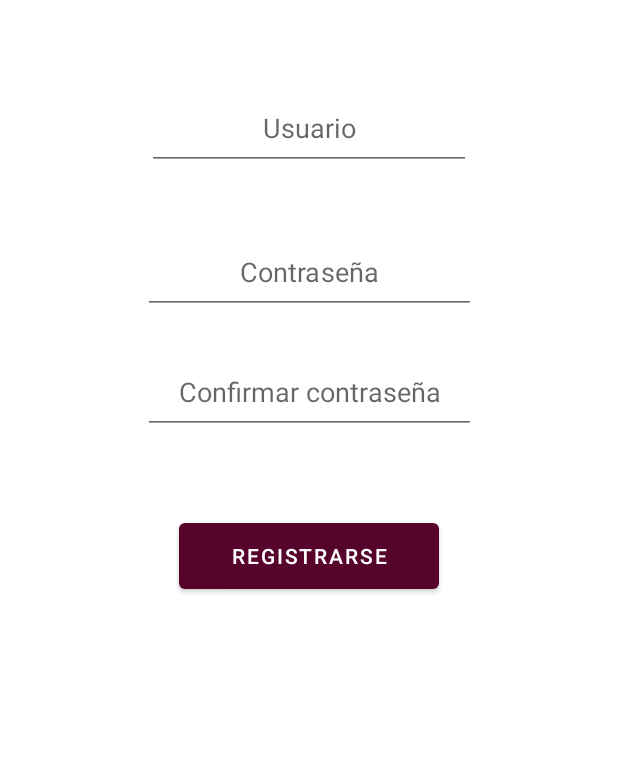
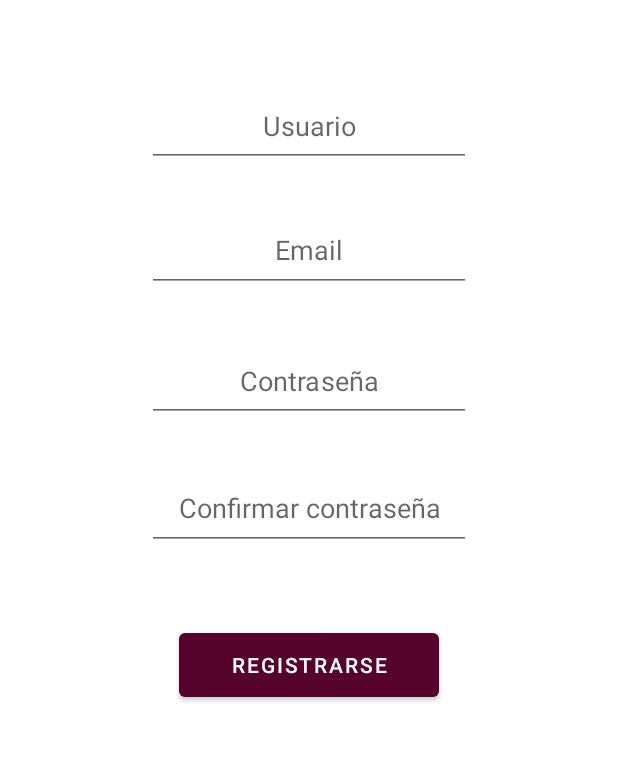
Before and after one commit to Federicobunader/TP-Mobile---FiguTrader, an Android app: the screen it shows after launch (MainActivity), after a tap on "REGISTRARSE", on a phone screen of 412 x 824 dp, the part 284-1045 px from its top. Run offline under Robolectric (Android 15) with nearby library versions, the phone set to English and light mode, and no system bars; our stand-ins replace navigation-ui; libraries missing offline, so code that uses them is left out: com.auth0.android; 1 other tap on this screen came first.

Commit message:
SignUp and Login working

```diff
--- a/app/build.gradle
+++ b/app/build.gradle
@@ -14,6 +14,7 @@ android {
         versionName "1.0"
 
         testInstrumentationRunner "androidx.test.runner.AndroidJUnitRunner"
+        manifestPlaceholders = [auth0Domain: "dev-1v0y0xnrlbzoiled.us.auth0.com", auth0Scheme: "https"]
     }
 
     buildTypes {
@@ -47,6 +48,7 @@ dependencies {
     implementation 'androidx.camera:camera-core:1.0.0'
     implementation 'androidx.camera:camera-lifecycle:1.0.0'
     implementation 'androidx.camera:camera-view:1.0.0-alpha26'
+    implementation 'com.auth0.android:auth0:2.8.0'
     testImplementation 'junit:junit:4.13.2'
     androidTestImplementation 'androidx.test.ext:junit:1.1.3'
     androidTestImplementation 'androidx.test.espresso:espresso-core:3.4.0'
--- a/app/src/main/AndroidManifest.xml
+++ b/app/src/main/AndroidManifest.xml
@@ -26,7 +26,8 @@
         </activity>
     </application>
 
-    <uses-permission android:name="android.permission.CAMERA"> </uses-permission>
+    <uses-permission android:name="android.permission.CAMERA"/>
     <uses-feature android:name="android.hardware.camera" />
+    <uses-permission android:name="android.permission.INTERNET"/>
 
 </manifest>
--- a/app/src/main/java/com/example/figutrader/ui/Registro/RegistroFragment.kt
+++ b/app/src/main/java/com/example/figutrader/ui/Registro/RegistroFragment.kt
@@ -4,13 +4,18 @@ import android.os.Bundle
 import android.view.LayoutInflater
 import android.view.View
 import android.view.ViewGroup
+import android.widget.EditText
 import android.widget.TextView
 import androidx.fragment.app.Fragment
 import androidx.lifecycle.ViewModelProvider
 import androidx.navigation.fragment.findNavController
+import com.auth0.android.Auth0
+import com.auth0.android.authentication.AuthenticationAPIClient
+import com.auth0.android.authentication.AuthenticationException
+import com.auth0.android.callback.Callback
+import com.auth0.android.result.Credentials
 import com.example.figutrader.R
 import com.example.figutrader.databinding.FragmentRegistrarseBinding
-import com.example.figutrader.ui.registro.RegistroViewModel
 
 class RegistroFragment : Fragment() {
 
@@ -19,6 +24,19 @@ class RegistroFragment : Fragment() {
     // This property is only valid between onCreateView and
     // onDestroyView.
     private val binding get() = _binding!!
+
+    val account = Auth0("OisvgmujDA8VxbbBdvbI1h7itTe2OgjD", "dev-1v0y0xnrlbzoiled.us.auth0.com")
+    val authenticationApi = AuthenticationAPIClient(account)
+    val signUpCallback = object : Callback<Credentials, AuthenticationException> {
+        override fun onFailure(exception: AuthenticationException) {
+            findNavController().navigate(R.id.nav_registro)
+        }
+
+        override fun onSuccess(credentials: Credentials) {
+            findNavController().navigate(R.id.nav_login)
+        }
+    }
+
 
     override fun onCreateView(
         inflater: LayoutInflater,
@@ -47,7 +65,16 @@ class RegistroFragment : Fragment() {
         super.onViewCreated(view, savedInstanceState)
 
         binding.buttonSignup2.setOnClickListener {
-            findNavController().navigate(R.id.nav_login)
+            val password = view.findViewById<EditText>(R.id.inputPasswordSignup).text.toString()
+            val passwordConfirm = view.findViewById<EditText>(R.id.inputConfirmPasswordSignup).text.toString()
+            val username = view.findViewById<EditText>(R.id.inputUsernameSignup).text.toString()
+            val email = view.findViewById<EditText>(R.id.inputEmailSignup).text.toString()
+            if(password == passwordConfirm) {
+                authenticationApi
+                    .signUp(email,password,username,"Username-Password-Authentication")
+                    .validateClaims()
+                    .start(signUpCallback)
+            }
         }
     }
 }
--- a/app/src/main/java/com/example/figutrader/ui/login/LoginFragment.kt
+++ b/app/src/main/java/com/example/figutrader/ui/login/LoginFragment.kt
@@ -1,13 +1,20 @@
 package com.example.figutrader.ui.login
 
 import android.os.Bundle
+import android.util.Log
 import android.view.LayoutInflater
 import android.view.View
 import android.view.ViewGroup
+import android.widget.EditText
 import android.widget.TextView
 import androidx.fragment.app.Fragment
 import androidx.lifecycle.ViewModelProvider
 import androidx.navigation.fragment.findNavController
+import com.auth0.android.Auth0
+import com.auth0.android.authentication.AuthenticationAPIClient
+import com.auth0.android.authentication.AuthenticationException
+import com.auth0.android.callback.Callback
+import com.auth0.android.result.Credentials
 import com.example.figutrader.R
 import com.example.figutrader.databinding.FragmentLoginBinding
 
@@ -18,6 +25,19 @@ class LoginFragment : Fragment() {
     // This property is only valid between onCreateView and
     // onDestroyView.
     private val binding get() = _binding!!
+
+    val account = Auth0("OisvgmujDA8VxbbBdvbI1h7itTe2OgjD", "dev-1v0y0xnrlbzoiled.us.auth0.com")
+    val authenticationApi = AuthenticationAPIClient(account)
+    val loginCallback = object : Callback<Credentials, AuthenticationException> {
+        override fun onFailure(exception: AuthenticationException) {
+            Log.e("leonE",exception.getDescription())
+            findNavController().navigate(R.id.nav_login)
+        }
+
+        override fun onSuccess(credentials: Credentials) {
+            findNavController().navigate(R.id.nav_menu_principal)
+        }
+    }
 
     override fun onCreateView(
         inflater: LayoutInflater,
@@ -43,8 +63,6 @@ class LoginFragment : Fragment() {
         _binding = null
     }
 
-
-
     override fun onViewCreated(view: View, savedInstanceState: Bundle?) {
         super.onViewCreated(view, savedInstanceState)
 
@@ -53,7 +71,12 @@ class LoginFragment : Fragment() {
         }
 
         binding.buttonLogin.setOnClickListener {
-            findNavController().navigate(R.id.nav_menu_principal)
+            val password = view.findViewById<EditText>(R.id.inputPasswordLogin).text.toString()
+            val username = view.findViewById<EditText>(R.id.inputUserLogin).text.toString()
+            authenticationApi
+                .login(username,password,"Username-Password-Authentication")
+                .validateClaims()
+                .start(loginCallback)
         }
     }
 }
--- a/app/src/main/res/layout/fragment_registrarse.xml
+++ b/app/src/main/res/layout/fragment_registrarse.xml
@@ -15,30 +15,30 @@
         android:text="FiguTrader"
         android:textAlignment="center"
         android:textSize="30sp"
-        app:layout_constraintBottom_toTopOf="@+id/textInputEditText2"
+        app:layout_constraintBottom_toTopOf="@+id/inputUsernameSignup"
         app:layout_constraintEnd_toEndOf="parent"
         app:layout_constraintStart_toStartOf="parent"
         app:layout_constraintTop_toTopOf="parent" />
 
     <EditText
-        android:id="@+id/inputPasswordLogin"
-        android:layout_width="222dp"
+        android:id="@+id/inputPasswordSignup"
+        android:layout_width="216dp"
         android:layout_height="0dp"
-        android:layout_marginBottom="24dp"
+        android:layout_marginBottom="30dp"
         android:ems="10"
         android:hint="Contraseña"
         android:inputType="textPassword"
         android:textAlignment="center"
-        app:layout_constraintBottom_toTopOf="@+id/editTextTextPasswordConfirmarContrasena"
+        app:layout_constraintBottom_toTopOf="@+id/inputConfirmPasswordSignup"
         app:layout_constraintEnd_toEndOf="parent"
         app:layout_constraintStart_toStartOf="parent"
-        app:layout_constraintTop_toBottomOf="@+id/textInputEditText2" />
+        app:layout_constraintTop_toBottomOf="@+id/inputEmailSignup" />
 
     <EditText
-        android:id="@+id/editTextTextPasswordConfirmarContrasena"
-        android:layout_width="222dp"
+        android:id="@+id/inputConfirmPasswordSignup"
+        android:layout_width="216dp"
         android:layout_height="0dp"
-        android:layout_marginBottom="53dp"
+        android:layout_marginBottom="49dp"
         android:ems="10"
         android:hint="Confirmar contraseña"
         android:inputType="textPassword"
@@ -46,29 +46,41 @@
         app:layout_constraintBottom_toTopOf="@+id/buttonSignup2"
         app:layout_constraintEnd_toEndOf="parent"
         app:layout_constraintStart_toStartOf="parent"
-        app:layout_constraintTop_toBottomOf="@+id/inputPasswordLogin" />
+        app:layout_constraintTop_toBottomOf="@+id/inputPasswordSignup" />
 
     <com.google.android.material.textfield.TextInputEditText
-        android:id="@+id/textInputEditText2"
+        android:id="@+id/inputUsernameSignup"
         android:layout_width="216dp"
         android:layout_height="0dp"
-        android:layout_marginBottom="40dp"
+        android:layout_marginBottom="28dp"
         android:hint="Usuario"
         android:textAlignment="center"
-        app:layout_constraintBottom_toTopOf="@+id/inputPasswordLogin"
+        app:layout_constraintBottom_toTopOf="@+id/inputEmailSignup"
         app:layout_constraintEnd_toEndOf="parent"
         app:layout_constraintStart_toStartOf="parent"
         app:layout_constraintTop_toBottomOf="@+id/textView2" />
+
+    <com.google.android.material.textfield.TextInputEditText
+        android:id="@+id/inputEmailSignup"
+        android:layout_width="216dp"
+        android:layout_height="0dp"
+        android:layout_marginBottom="32dp"
+        android:hint="Email"
+        android:textAlignment="center"
+        app:layout_constraintBottom_toTopOf="@+id/inputPasswordSignup"
+        app:layout_constraintEnd_toEndOf="parent"
+        app:layout_constraintStart_toStartOf="parent"
+        app:layout_constraintTop_toBottomOf="@+id/inputUsernameSignup" />
 
     <Button
         android:id="@+id/buttonSignup2"
         android:layout_width="173dp"
         android:layout_height="0dp"
-        android:layout_marginBottom="236dp"
+        android:layout_marginBottom="164dp"
         android:text="Registrarse"
         app:layout_constraintBottom_toBottomOf="parent"
         app:layout_constraintEnd_toEndOf="parent"
         app:layout_constraintStart_toStartOf="parent"
-        app:layout_constraintTop_toBottomOf="@+id/editTextTextPasswordConfirmarContrasena" />
+        app:layout_constraintTop_toBottomOf="@+id/inputConfirmPasswordSignup" />
 
 </androidx.constraintlayout.widget.ConstraintLayout>
```
Also changed, not shown: app/src/main/java/com/example/figutrader/CameraFragment.kt (+202 -201 lines).
